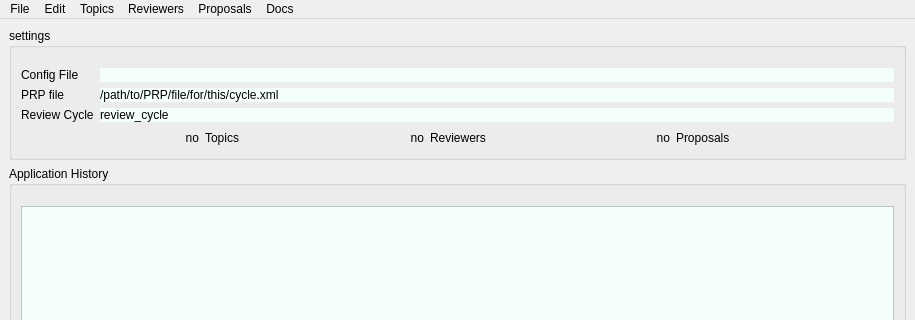
Above: src/Assign_GUP/resources/main_window.ui from prjemian/assign_gup before the change; both pictures show x 0 to 915 and y 0 to 320 of the 915 by 519 pixel window. Below: the same form after it.
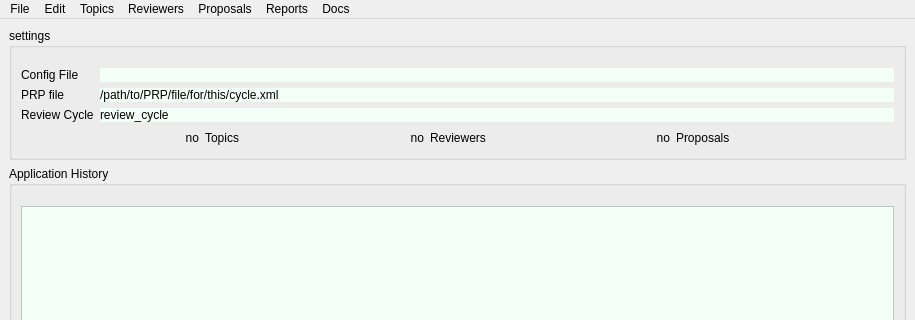
That is the form after the change.

Commit message: show next plans to finish off initial release version

What changed in the file:
```diff
--- a/src/Assign_GUP/resources/main_window.ui
+++ b/src/Assign_GUP/resources/main_window.ui
@@ -294,11 +294,22 @@
     <addaction name="separator"/>
     <addaction name="actionSelect_All"/>
    </widget>
+   <widget class="QMenu" name="menuReports">
+    <property name="title">
+     <string>Reports</string>
+    </property>
+    <addaction name="actionSummary"/>
+    <addaction name="separator"/>
+    <addaction name="actionLetters"/>
+    <addaction name="actionAssignments"/>
+    <addaction name="actionAnalysis_grid"/>
+   </widget>
    <addaction name="menuFile"/>
    <addaction name="menuEdit"/>
    <addaction name="menuTopics"/>
    <addaction name="menuReviewers"/>
    <addaction name="menuProposals"/>
+   <addaction name="menuReports"/>
    <addaction name="menuDocs"/>
   </widget>
   <widget class="QStatusBar" name="statusbar"/>
```
Left out of the diff: 20 changed lines with no effect on the pictures. The commit also changes 1 other file.
